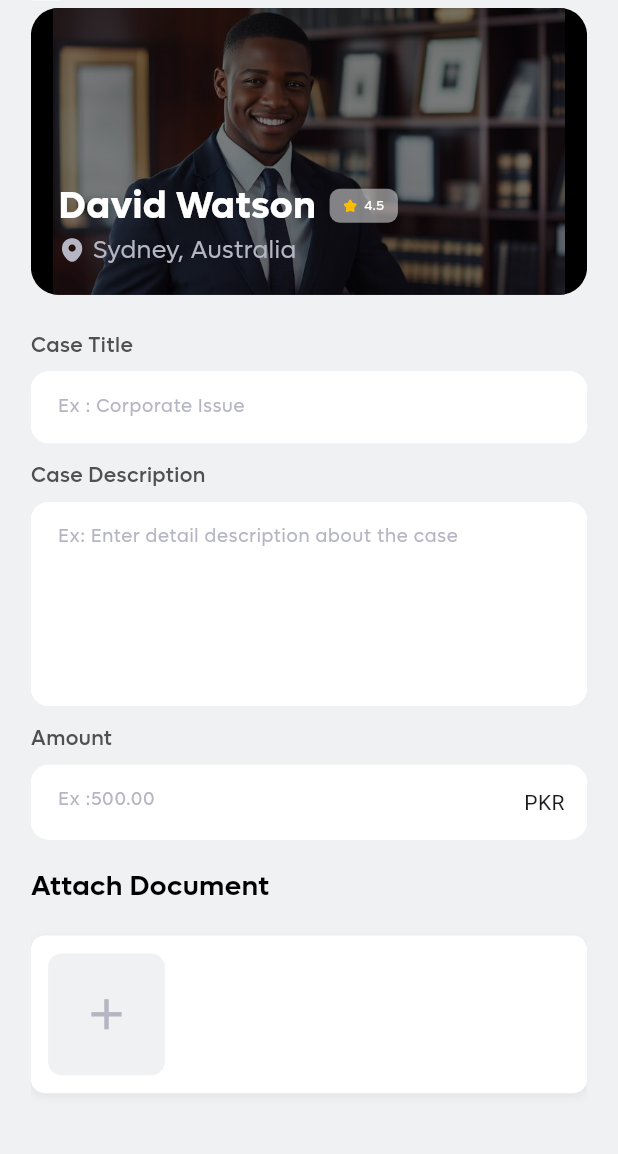
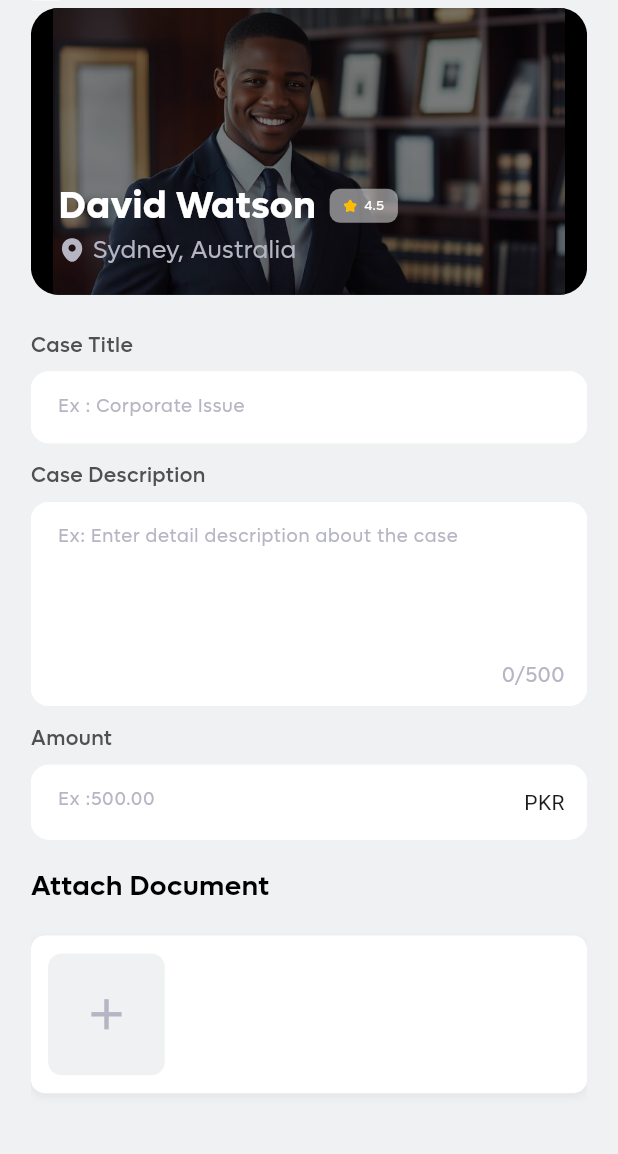
Before and after one commit to ibrahimsm83/casekarao, a Flutter app: the SendOfferScreen screen opened by its route, on a phone screen of 412 x 824 dp, the part 76-1230 px from its top. Run offline on Flutter 3.47's test engine with Material 3 defaults, Android fonts, the phone set to English and light mode, and no system bars; our stand-ins replace another_flushbar, flutter_rating, flutter_screenutil, flutter_svg, get, image_picker and 2 more.

```diff
--- a/lib/presentation/case_discussion_screen/case_discussion_screen.dart
+++ b/lib/presentation/case_discussion_screen/case_discussion_screen.dart
@@ -278,7 +278,7 @@ class CaseDiscussionScreen extends StatelessWidget {
       onTap: () {
         Navigator.pushNamed(
           context,
-          CustomRouteNames.kOfferScreenRoute,
+          CustomRouteNames.kSendOfferScreenRoute,
         );
       },
       child: Padding(
--- a/lib/presentation/dashboard/consultations_screen.dart
+++ b/lib/presentation/dashboard/consultations_screen.dart
@@ -65,7 +65,7 @@ class _ConsultationsScreenState extends State<ConsultationsScreen> {
                     Navigator.pushNamed(
                     context,
                     CustomRouteNames
-                              .kConsultationRequestsDetailsScreenRoute,
+                              .kConsultationRequestsDetailsUserScreenRoute,
                               arguments: DataList.pendingList[index],
                   );
                 },
--- a/lib/presentation/export_presentation.dart
+++ b/lib/presentation/export_presentation.dart
@@ -33,3 +33,4 @@ export 'live_chat_screen/live_chat_screen.dart';
 export 'terms_and_conditions_screen/terms_condition_screen.dart';
 export 'change_password_screen/change_password_screen.dart';
 export 'account_information_screen/account_information_screen.dart';
+export 'consultation_request_details_user_screen/consultation_request_details_user-screen.dart';
--- a/lib/presentation/resources/color_manager.dart
+++ b/lib/presentation/resources/color_manager.dart
@@ -15,6 +15,7 @@ class ColorManager {
   static Color kDarkYellowColor = const Color(0xffD88912);
   static Color kDarkBlueColor = const Color(0xff1E59BB);
   static Color kLightRedColor = const Color(0xffEA4335);
+  static Color kRed300Color = const Color(0xffE55A5A);
   static Color kDarkRedColor = const Color(0xffDE2E1F);
   static Color kLightGreenColor = const Color(0xff34A853);
   static Color kDarkGreenColor = const Color(0xff178033);
--- a/lib/presentation/resources/route_management/custom_route_generator.dart
+++ b/lib/presentation/resources/route_management/custom_route_generator.dart
@@ -167,6 +167,14 @@ class CustomRouteGenerator {
             return ConsultationRequestsDetailsScreen(data: argument,);
           },
         );
+
+        case CustomRouteNames.kConsultationRequestsDetailsUserScreenRoute:
+          final argument = settings.arguments as PendingStatusItemModel;
+        return MaterialPageRoute(
+          builder: (context) {
+            return ConsultationRequestsDetailsUserScreen(data: argument,);
+          },
+        );
          case CustomRouteNames.klawyerDetailsScreen:
           final argument = settings.arguments as PendingStatusItemModel;
         return MaterialPageRoute(
@@ -260,7 +268,7 @@ class CustomRouteGenerator {
             return AccountInformationScreen();
           },
         );
-        case CustomRouteNames.kOfferScreenRoute:
+        case CustomRouteNames.kSendOfferScreenRoute:
         return MaterialPageRoute(
           builder: (context) {
             return const SendOfferScreen();
--- a/lib/presentation/resources/route_management/custom_route_name.dart
+++ b/lib/presentation/resources/route_management/custom_route_name.dart
@@ -23,6 +23,7 @@ class CustomRouteNames {
   static const String kCompletedScreenRoute = "/kCompletedScreenRoute";
   static const String klawyerDetailsScreen = "/kklawyerDetailsScreenDetailsScreen";
   static const String kConsultationRequestsDetailsScreenRoute = "/kConsultationRequestsDetailsScreenRoute";
+  static const String kConsultationRequestsDetailsUserScreenRoute = "/kConsultationRequestsDetailsUserScreenRoute";
   static const String kCreateMilestonesScreenRoute = "/kCreateMilestonesScreenRoute";
   static const String kCaseDetailsScreenRoute = "/kCaseDetailsScreenRoute";
   static const String kUserCaseDetailsScreenRoute = "/kUserCaseDetailsScreenRoute";
@@ -37,7 +38,7 @@ class CustomRouteNames {
   static const String kTermsConditionScreenRoute = "/kTermsConditionScreenRoute";
   static const String kChangePasswordScreenRoute = "/kChangePasswordScreenRoute";
   static const String kAccountInformationScreenRoute = "/kAccountInformationScreenRoute";
-  static const String kOfferScreenRoute = "/kOfferScreenRoute";
+  static const String kSendOfferScreenRoute = "/kSendOfferScreenRoute";
   static const String kRateReviewScreenRoute = "/kRateReviewScreenRoute";
 
 }
--- a/lib/presentation/resources/strings_manager.dart
+++ b/lib/presentation/resources/strings_manager.dart
@@ -382,6 +382,12 @@ class AppStrings {
   static const String kRatingDescription =
       "Lorem Ipsum is simply dummy text of the printing and typesetting industry.";
 
+  ///ConsultationRequestsDetailsUserScreen
+  static const String kDelete = "Delete";
+  static const String kEdit = "Edit";
+
+
+
   ///Validator
   static const String otpCode = "Otp Code";
   static const String otpValidator = "Please fill all Fields";
--- a/lib/presentation/send_offer_screen/send_offer_screen.dart
+++ b/lib/presentation/send_offer_screen/send_offer_screen.dart
@@ -102,6 +102,9 @@ class _SendOfferScreenState extends State<SendOfferScreen> {
                     ),
                   ),
                 ),
+                Stack(
+
+                  children: [
                    CustomTextFormField(
                     hintText: AppStrings.kCaseDetaildescription,
                     controller: _desController,
@@ -115,6 +118,19 @@ class _SendOfferScreenState extends State<SendOfferScreen> {
                       }
                       return null;
                     },
+                  ),
+                    Positioned(
+                      right: 15,
+                      bottom: 10,
+                      child: Text(
+                        "${_desController.text.length}/500",
+                        style: getRegularStyle(
+                          color: ColorManager.kGreyColor,
+                          fontSize: ScreenUtil().setSp(AppSize.s12),
+                        ),
+                      ),
+                    ),
+            ]
                 ),
 
                 Padding(
```
Lines whose indentation alone changed are shown as unchanged.
